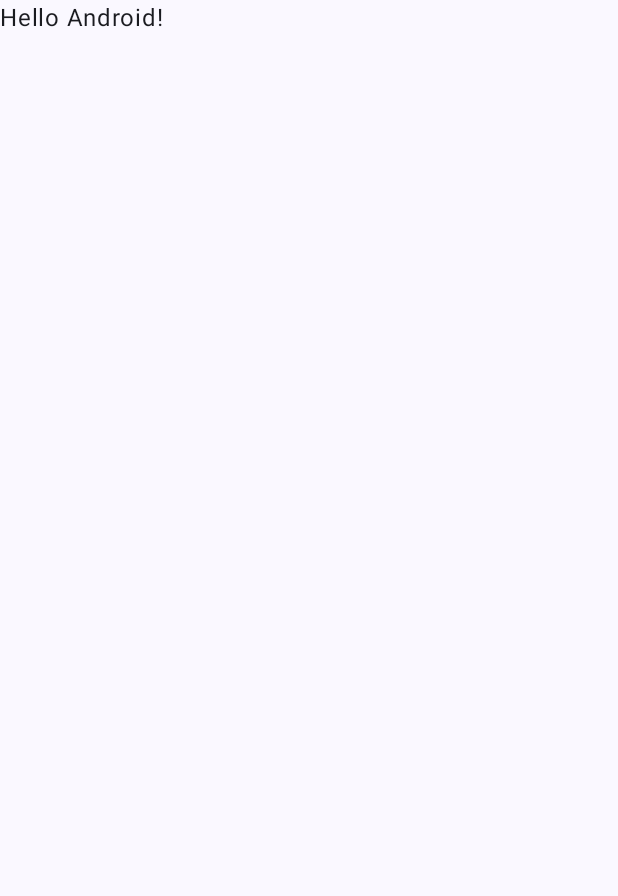
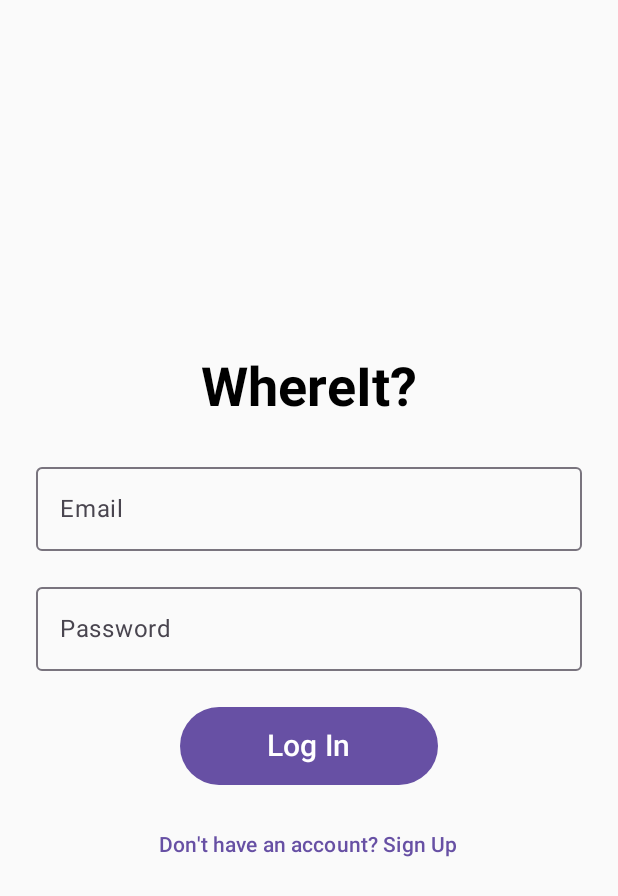
Before and after one commit to noto-21/mobappsproject, an Android app built with Jetpack Compose: the screen it shows after launch (MainActivity), on a phone screen of 412 x 824 dp. Before the commit the part shown is almost empty. Shown: the top 896 px of the screen. Run offline under Robolectric (Android 15) with nearby library versions, the phone set to English and light mode, and no system bars; our stand-ins replace Firebase (no records; nobody signed in at launch, a user with empty details on screens opened directly).

Commit message:
Created auth screen with Compose UI and Firebase

```diff
--- a/app/build.gradle.kts
+++ b/app/build.gradle.kts
@@ -62,6 +62,9 @@ dependencies {
     implementation("com.google.firebase:firebase-auth")
     implementation("com.google.firebase:firebase-analytics")
 
+    // Firebase UI library for pre made login and signup screens
+    implementation("com.firebaseui:firebase-ui-auth:9.1.1")
+
     // Room (local SQLite database)
     implementation(libs.androidx.room.runtime)
     implementation(libs.androidx.room.ktx)
--- a/app/src/main/AndroidManifest.xml
+++ b/app/src/main/AndroidManifest.xml
@@ -10,18 +10,21 @@
         android:label="@string/app_name"
         android:roundIcon="@mipmap/ic_launcher_round"
         android:supportsRtl="true"
-        android:theme="@style/Theme.WhereIt">
+        android:theme="@style/Theme.WhereIt.FirebaseAuth">
+
         <activity
             android:name=".MainActivity"
             android:exported="true"
             android:label="@string/app_name"
             android:theme="@style/Theme.WhereIt"
             android:windowSoftInputMode="adjustResize">
+
             <intent-filter>
                 <action android:name="android.intent.action.MAIN" />
 
                 <category android:name="android.intent.category.LAUNCHER" />
             </intent-filter>
+
         </activity>
     </application>
 
--- /dev/null
+++ b/app/src/main/java/com/group6/whereit/AuthScreen.kt
@@ -0,0 +1,235 @@
+package com.group6.whereit
+
+// JETPACK COMPOSE - UI COMPONENTS
+import androidx.compose.runtime.Composable // allows functions to create Compose UI
+import androidx.compose.material3.Text // displays text on screen
+import androidx.compose.material3.TextButton // creates clickable text button
+import androidx.compose.material3.Button // creates regular button
+import androidx.compose.material3.OutlinedTextField // creates outlined input field
+
+// STATE MANAGEMENT
+import androidx.compose.runtime.remember // preserves values across recompositions
+import androidx.compose.runtime.mutableStateOf // creates observable state that triggers UI updates
+
+// LAYOUT - ARRANGING UI ELEMENTS
+import androidx.compose.foundation.layout.Column // arranges elements vertically
+import androidx.compose.foundation.layout.Spacer // creates empty space between elements
+import androidx.compose.foundation.layout.Arrangement // controls positioning of elements in layouts
+import androidx.compose.ui.Alignment // controls alignment of elements
+import androidx.compose.ui.Modifier // allows changing size, spacing, appearance, etc.
+
+// LAYOUT - SIZING AND SPACING
+import androidx.compose.foundation.layout.fillMaxSize // makes element fill available width and height
+import androidx.compose.foundation.layout.fillMaxWidth // makes element fill available width
+import androidx.compose.foundation.layout.height // sets element height
+import androidx.compose.foundation.layout.width // sets element width
+import androidx.compose.foundation.layout.padding // adds spacing around elements
+import androidx.compose.ui.unit.dp // unit for layout dimensions and spacing
+import androidx.compose.ui.unit.sp // unit for font sizes
+
+// TEXT STYLING AND KEYBOARD INPUT
+import androidx.compose.ui.text.font.FontWeight // controls text boldness
+import androidx.compose.ui.text.input.PasswordVisualTransformation // hides password characters
+import androidx.compose.ui.text.input.KeyboardType // specifies expected input type
+import androidx.compose.foundation.text.KeyboardOptions // configures the on-screen keyboard
+
+// FIREBASE AUTHENTICATION
+import com.google.firebase.auth.FirebaseAuth // handles account creation and login through Firebase
+
+// INPUT VALIDATION
+import android.util.Patterns // provides patterns for checking email format
+
+// ANDROID CONTEXT AND NOTIFICATIONS
+import androidx.compose.ui.platform.LocalContext // provides Android context inside Compose
+import android.widget.Toast // displays temporary messages on screen
+
+
+@Composable // tells kotlin this creates part of a jetpack compose interface
+// take function which has no parameters or meaningful return type as a parameter to
+// used to notify MainActivity when authentication succeeds
+fun AuthScreen(onAuthSuccess: () -> Unit){
+
+    // stores whatever the user types into the email field
+    // remember keeps the same state object across compose recompositions
+    // when this value changes, compose updates the UI that reads it
+    val email = remember { mutableStateOf("") } // mutableStateOf makes the state observable
+
+    // stores what's typed in the password field across recompositions
+    val password = remember {mutableStateOf("")}
+
+    // gets the Android context, needed to display Toast messages
+    val context = LocalContext.current
+
+    // tracks whether the user is on the login or signup screen
+    // false = login, true = signup
+    val isSignUp = remember { mutableStateOf(false) }
+
+    Column(
+        modifier = Modifier.fillMaxSize(),
+
+        // center everything vertically on the screen
+        verticalArrangement = Arrangement.Center,
+
+        // center everything horizontally on the screen
+        horizontalAlignment = Alignment.CenterHorizontally
+
+    ) { // comlumn contents start under here
+
+
+        Text(
+            text = "WhereIt?",
+            fontSize = 36.sp,
+            fontWeight = FontWeight.Bold
+        )
+
+
+        // space between the app title and form
+        Spacer(modifier = Modifier.height(24.dp))
+
+        // email input field
+        OutlinedTextField( // creates text box with an outline and the below properties
+            value = email.value, // read the state from email.value
+
+            // runs whenever the user changes the text
+            // "it" is the newly entered text which we store in email.value
+            // Compose automatically detects the state change because we used 'mutableStateOf'
+            // then re-executes the affected composable functions that read the updated email.value
+            onValueChange = { email.value = it },
+
+            label = { Text("Email") },
+            singleLine = true, // prevents multiline input
+            modifier = Modifier
+                .fillMaxWidth()
+                .padding(horizontal = 24.dp)
+        )
+
+
+        // space between email and password fields
+        Spacer(modifier = Modifier.height(16.dp))
+
+        // password input field
+        OutlinedTextField(
+            value = password.value,
+            onValueChange = { password.value = it },
+            label = { Text("Password") },
+            singleLine = true,
+
+            // hide password characters as dots while typing
+            visualTransformation = PasswordVisualTransformation(),
+            keyboardOptions = KeyboardOptions(
+                keyboardType = KeyboardType.Password // tell android that the field expects a password
+            ),
+
+            modifier = Modifier
+                .fillMaxWidth()
+                .padding(horizontal = 24.dp)
+        )
+
+
+
+        // space between password field and login button
+        Spacer(modifier = Modifier.height(24.dp))
+
+        // login button
+        Button(
+            onClick = {
+
+                val enteredEmail = email.value.trim() // remove spaces before and after email
+
+                // check if either field is empty for both login and signup
+                if (enteredEmail.isBlank() || password.value.isBlank()) {
+                    // prevent sending empty input fields to firebase
+                    Toast.makeText(context, "Enter email and password", Toast.LENGTH_SHORT).show()
+                }
+                else if (!Patterns.EMAIL_ADDRESS.matcher(enteredEmail).matches()) {
+                    // check that the email has a valid format
+                    Toast.makeText(context, "Invalid email address", Toast.LENGTH_SHORT).show()
+                }
+                else if (isSignUp.value && password.value.length < 6) {
+                    // check that signup password has at least 6 characters
+                    Toast.makeText(context, "Password must be at least 6 characters", Toast.LENGTH_SHORT).show()
+                }
+                else if (isSignUp.value) {
+
+                    // create a new Firebase account using the entered email and password
+                    FirebaseAuth.getInstance()
+                        .createUserWithEmailAndPassword(enteredEmail, password.value)
+                        .addOnCompleteListener { task ->
+
+                            if (task.isSuccessful) {
+                                // account successfully created
+                                Toast.makeText(context, "Account created!", Toast.LENGTH_SHORT).show()
+                                onAuthSuccess() // call the function MainActivity passed to here
+
+                            }
+                            else {
+                                // account creation failed, get the error message from Firebase
+                                // if firebase error message can't be retrieved use default fallback message
+                                val error = task.exception?.localizedMessage ?: "Sign Up failed!"
+                                Toast.makeText(context, error, Toast.LENGTH_LONG).show()
+                            }
+                        }
+
+                }
+                else {
+                    // send the entered email and password to Firebase
+                    FirebaseAuth.getInstance() // get the firebase object
+
+                        // starts login attempt and returns a Task object
+                        .signInWithEmailAndPassword(enteredEmail, password.value) // send credentials
+
+                        // when the login attempt finishes, run the lambda function, sending task as parameter
+                        .addOnCompleteListener { task ->
+
+                            if (task.isSuccessful) {
+                                // Firebase successfully authenticated the user
+                                Toast.makeText(context, "Login successful!", Toast.LENGTH_SHORT).show()
+                                onAuthSuccess() // call the function MainActivity passed to here
+
+                            }
+                            else {
+                                // Firebase could not authenticate the user, get the error message
+                                val error = task.exception?.localizedMessage ?: "Login failed!"
+                                Toast.makeText(context, error, Toast.LENGTH_LONG).show()
+                            }
+                        }
+                }
+
+            },
+            modifier = Modifier
+                .width(220.dp)
+                .padding(horizontal = 24.dp)
+                .height(52.dp)
+        ) {
+            Text(
+
+                text = if (isSignUp.value) "Sign Up" else "Log In",
+                fontSize = 20.sp
+                )
+        }
+
+
+        // space below the login/signup button
+        Spacer(modifier = Modifier.height(16.dp))
+
+        // button to switch between login and signup
+        TextButton(
+            onClick = {
+
+                // toggle the boolean value when clicked
+                isSignUp.value = !isSignUp.value
+            }
+        ) {
+            Text(
+
+                // show appropriate message depending on state
+                text = if (isSignUp.value)
+                    "Already have an account? Log In" // while signing up give option to login
+                else
+                    "Don't have an account? Sign Up" // while logging in give option to signup
+            )
+
+        }
+
+    }
+}
--- a/app/src/main/java/com/group6/whereit/MainActivity.kt
+++ b/app/src/main/java/com/group6/whereit/MainActivity.kt
@@ -1,47 +1,93 @@
 package com.group6.whereit
 
-import android.os.Bundle
-import androidx.activity.ComponentActivity
-import androidx.activity.compose.setContent
-import androidx.activity.enableEdgeToEdge
-import androidx.compose.foundation.layout.fillMaxSize
-import androidx.compose.foundation.layout.padding
-import androidx.compose.material3.Scaffold
-import androidx.compose.material3.Text
-import androidx.compose.runtime.Composable
-import androidx.compose.ui.Modifier
-import androidx.compose.ui.tooling.preview.Preview
-import com.group6.whereit.ui.theme.WhereItTheme
+// ANDROID ACTIVITY - APP STARTUP
+import android.os.Bundle // stores saved Activity state
+import androidx.activity.ComponentActivity // base class for MainActivity
+import androidx.activity.compose.setContent // displays Jetpack Compose UI inside the Activity
+
+// JETPACK COMPOSE - UI COMPONENTS
+import androidx.compose.material3.Text // displays text on the screen
+import androidx.compose.material3.Button // creates a clickable button
+
+// JETPACK COMPOSE - STATE MANAGEMENT
+import androidx.compose.runtime.remember // preserves values across recompositions
+import androidx.compose.runtime.mutableStateOf // creates observable state that triggers UI updates
+
+// JETPACK COMPOSE - LAYOUT AND POSITIONING
+import androidx.compose.foundation.layout.Column // arranges UI elements vertically
+import androidx.compose.foundation.layout.Arrangement // controls vertical positioning within Column
+import androidx.compose.foundation.layout.fillMaxSize // makes an element fill the available screen space
+import androidx.compose.ui.Alignment // controls horizontal alignment within Column
+import androidx.compose.ui.Modifier // allows changing UI element size, spacing, etc.
+
+// FIREBASE AUTHENTICATION
+import com.google.firebase.auth.FirebaseAuth // checks current user session and handles sign out
+
 
 class MainActivity : ComponentActivity() {
+
+
+
+
     override fun onCreate(savedInstanceState: Bundle?) {
         super.onCreate(savedInstanceState)
-        enableEdgeToEdge()
-        setContent {
-            WhereItTheme {
-                Scaffold(modifier = Modifier.fillMaxSize()) { innerPadding ->
-                    Greeting(
-                        name = "Android",
-                        modifier = Modifier.padding(innerPadding)
-                    )
+
+        setContent{
+
+            // check whether Firebase already has a signed-in user
+            val isLoggedIn = remember {
+
+                //.currentUser gets the currently signed-in user, or null if nobody is signed in.
+                //!= null returns true if a signed-in user exists.
+                // mutableStateOf(...) initializes our UI state using that result.
+                // remember preserves this state during recompositions.
+
+                // when reopening the app, users with an existing session will go straight
+                // through without having to login again
+                mutableStateOf(FirebaseAuth.getInstance().currentUser != null)
+            }
+
+
+            if (isLoggedIn.value) {
+                // temporary home screen until merge
+                Column(
+                    modifier = Modifier.fillMaxSize(),
+                    verticalArrangement = Arrangement.Center,
+                    horizontalAlignment = Alignment.CenterHorizontally
+                ) {
+
+                    Text("Welcome to WhereIt!")
+
+                    Button(
+                        onClick = {
+                            // sign out the currently authenticated Firebase user
+                            FirebaseAuth.getInstance().signOut()
+
+                            // update the UI to display the login screen again
+                            isLoggedIn.value = false
+                        }
+                    ) {
+                        Text("Sign Out")
+                    }
                 }
             }
+            else {
+                // display authentication screen
+                AuthScreen(
+                    onAuthSuccess = {
+                        // AuthScreen calls this function after successful authentication
+                        isLoggedIn.value = true
+                    }
+                )
+            }
         }
+
+
+
+
+
+
+
+
     }
 }
-
-@Composable
-fun Greeting(name: String, modifier: Modifier = Modifier) {
-    Text(
-        text = "Hello $name!",
-        modifier = modifier
-    )
-}
-
-@Preview(showBackground = true)
-@Composable
-fun GreetingPreview() {
-    WhereItTheme {
-        Greeting("Android")
-    }
-}
--- a/app/src/main/res/values/themes.xml
+++ b/app/src/main/res/values/themes.xml
@@ -2,4 +2,15 @@
 <resources>
 
     <style name="Theme.WhereIt" parent="android:Theme.Material.Light.NoActionBar" />
+
+
+    <style name="Theme.WhereIt.FirebaseAuth"
+        parent="Theme.MaterialComponents.DayNight.NoActionBar">
+
+        <item name="colorPrimary">#4F6D5E</item>
+        <item name="colorPrimaryVariant">#395244</item>
+        <item name="colorAccent">#4F6D5E</item>
+        <item name="android:statusBarColor">#395244</item>
+
+    </style>
 </resources>
```
